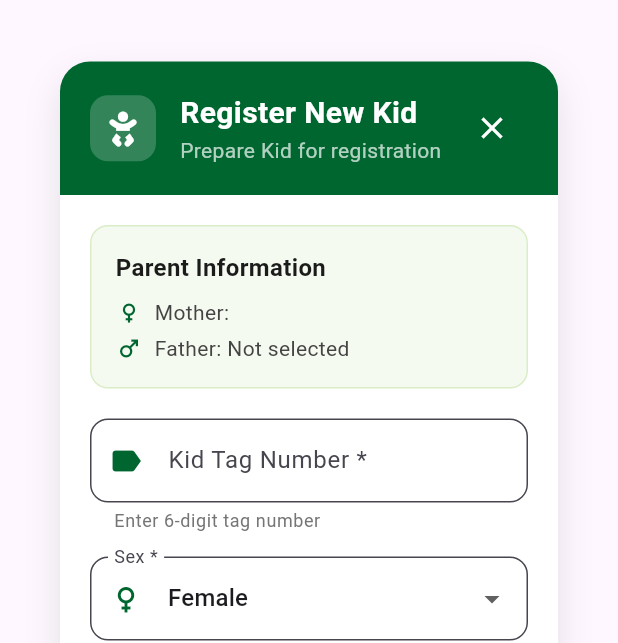
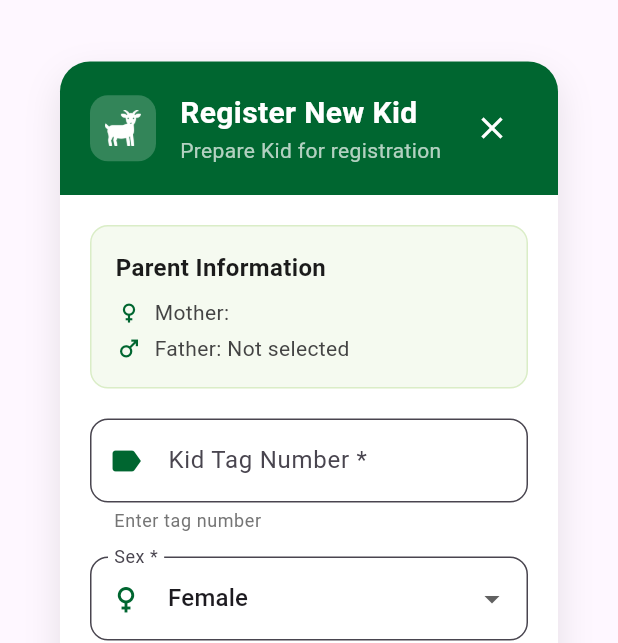
Before and after one commit to kaisachy/goat_tracer_app, a Flutter app: the KidRegistrationDialog widget shown alone on an empty page, opened directly with empty values, on a phone screen of 412 x 824 dp. Shown: the part 126-769 px from the top of the screen. Run offline on Flutter 3.47's test engine with Material 3 defaults, Android fonts, the phone set to English and light mode, and no system bars; our stand-ins replace fl_chart, flutter_secure_storage, font_awesome_flutter, image_picker, open_filex, shared_preferences and 1 more; accounts and stored records are empty; network calls fail.

Commit message:
remove tag no requirements

```diff
--- a/lib/screens/nav/goat/modals/kid_registration_dialog.dart
+++ b/lib/screens/nav/goat/modals/kid_registration_dialog.dart
@@ -140,12 +140,6 @@ class _KidRegistrationDialogState extends State<KidRegistrationDialog> {
 
     if (exists) {
       return 'This tag number already exists';
-    }
-
-    // Validate tag format (should be 6-digit number)
-    final tagPattern = RegExp(r'^\d{6}$');
-    if (!tagPattern.hasMatch(trimmedValue)) {
-      return 'Tag must be a 6-digit number (e.g., 123456)';
     }
 
     return null;
@@ -334,10 +328,24 @@ class _KidRegistrationDialogState extends State<KidRegistrationDialog> {
                       color: Colors.white.withValues(alpha: 0.2),
                       borderRadius: BorderRadius.circular(12),
                     ),
-                    child: const Icon(
-                      FontAwesomeIcons.baby,
-                      color: Colors.white,
-                      size: 24,
+                    child: ColorFiltered(
+                      colorFilter: const ColorFilter.mode(
+                        Colors.white,
+                        BlendMode.srcIn,
+                      ),
+                      child: Image.asset(
+                        'assets/images/goat-icons/kid.png',
+                        width: 24,
+                        height: 24,
+                        fit: BoxFit.contain,
+                        errorBuilder: (context, error, stackTrace) {
+                          return const Icon(
+                            FontAwesomeIcons.baby,
+                            color: Colors.white,
+                            size: 24,
+                          );
+                        },
+                      ),
                     ),
                   ),
                   const SizedBox(width: 16),
@@ -442,7 +450,7 @@ class _KidRegistrationDialogState extends State<KidRegistrationDialog> {
                           ),
                           filled: true,
                           fillColor: AppColors.cardBackground,
-                          helperText: 'Enter 6-digit tag number',
+                          helperText: 'Enter tag number',
                           helperStyle: TextStyle(
                             color: Colors.grey.shade600,
                             fontSize: 12,
```
